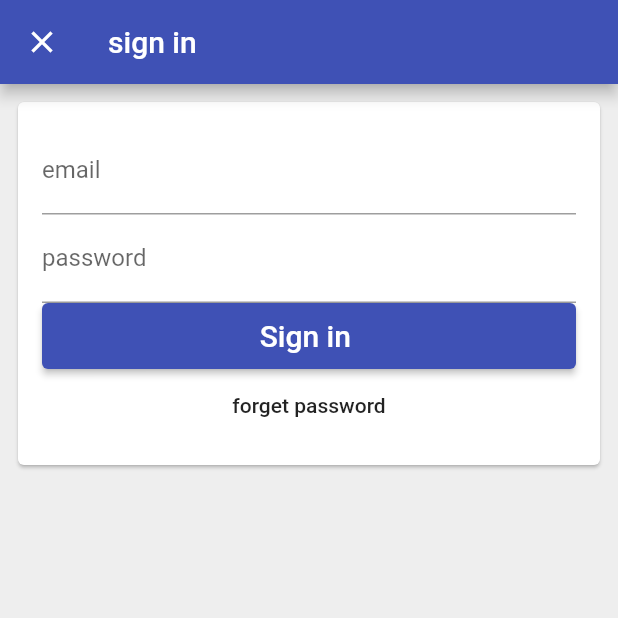
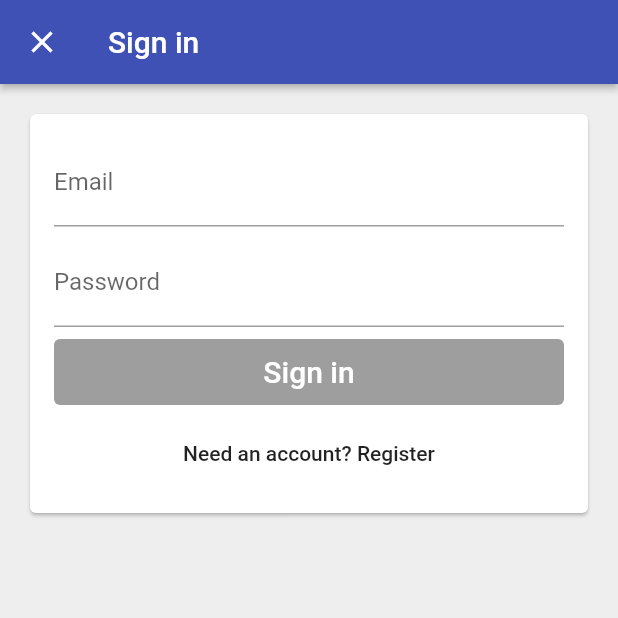
Before and after one commit to asai569/time-tracker-flutter-course, a Flutter app: the screen it shows after launch, after a tap on "Sign in with email", on a phone screen of 412 x 824 dp, the top half of it. Run offline on Flutter 3.47's test engine with Material 2 defaults, Android fonts, the phone set to English and light mode, and no system bars; our stand-ins replace firebase_auth, firebase_core, google_sign_in; accounts and stored records are empty.

Commit message:
214まで

```diff
--- a/lib/app/sign_in/email_sign_in_form.dart
+++ b/lib/app/sign_in/email_sign_in_form.dart
@@ -1,10 +1,12 @@
 import 'package:flutter/material.dart';
 import 'package:my_time_tracker_flutter_course/common_widgets/form_submit_button.dart';
-import 'package:my_time_tracker_flutter_course/survices/auth.dart';
+import 'package:my_time_tracker_flutter_course/services/auth.dart';
+
+import 'validators.dart';
 
 enum EmailSignInFormType { signIn, register }
 
-class EmailSignInForm extends StatefulWidget {
+class EmailSignInForm extends StatefulWidget with EmailAndPasswordValaidators {
   EmailSignInForm({@required this.auth});
   final AuthBase auth;
   @override
@@ -14,12 +16,20 @@ class EmailSignInForm extends StatefulWidget {
 class _EmailSignInFormState extends State<EmailSignInForm> {
   final TextEditingController _emailController = TextEditingController();
   final TextEditingController _passwordController = TextEditingController();
+  final FocusNode _emailFocusNode = FocusNode();
+  final FocusNode _passwordFocusNode = FocusNode();
 
   String get _email => _emailController.text;
   String get _password => _passwordController.text;
   EmailSignInFormType _formType = EmailSignInFormType.signIn;
+  bool _submitted = false;
+  bool _isLoading = false;
 
   void _submit() async {
+    setState(() {
+      _submitted = true;
+      _isLoading = true;
+    });
     try {
       if (_formType == EmailSignInFormType.signIn) {
         await widget.auth.signInWithEmailAndPassword(_email, _password);
@@ -29,15 +39,42 @@ class _EmailSignInFormState extends State<EmailSignInForm> {
       Navigator.of(context).pop();
     } catch (e) {
       print(e.toString());
+      showDialog(
+        context: context,
+        builder: (context) {
+          return AlertDialog(
+            title: Text('sign in failed'),
+            content: Text(e.toString()),
+            actions: [
+              FlatButton(
+                  onPressed: () {
+                    Navigator.of(context).pop();
+                  },
+                  child: Text('ok'))
+            ],
+          );
+        },
+      );
+    } finally {
+      setState(() {
+        _isLoading = false;
+      });
     }
+  }
+
+  void _emailEditingComplete() {
+    final newFocus = widget.emailValidator.isValid(_email)
+        ? _passwordFocusNode
+        : _emailFocusNode;
+    FocusScope.of(context).requestFocus(newFocus);
   }
 
   void _toggleFormType() {
     setState(() {
-      // ignore: unrelated_type_equality_checks
-      _formType = (_formType == EmailSignInFormType.signIn
+      _submitted = false;
+      _formType = _formType == EmailSignInFormType.signIn
           ? EmailSignInFormType.register
-          : EmailSignInFormType.signIn);
+          : EmailSignInFormType.signIn;
     });
     _emailController.clear();
     _passwordController.clear();
@@ -45,42 +82,75 @@ class _EmailSignInFormState extends State<EmailSignInForm> {
 
   List<Widget> _buildChildren() {
     final primaryText = _formType == EmailSignInFormType.signIn
-        ? 'Sign in '
-        : 'create an account';
+        ? 'Sign in'
+        : 'Create an account';
     final secondaryText = _formType == EmailSignInFormType.signIn
-        ? 'need an account? register '
-        : 'have an account? sign in';
+        ? 'Need an account? Register'
+        : 'Have an account? Sign in';
+
+    bool submitEnable = widget.emailValidator.isValid(_email) &&
+        widget.passwordValidator.isValid(_password) &&
+        !_isLoading;
+
     return [
-      TextField(
-        controller: _emailController,
-        decoration: InputDecoration(
-          labelText: 'email',
-          hintText: 'test@test.com',
-        ),
+      _buildEmailTextField(),
+      SizedBox(height: 8.0),
+      _buildpasswordTextField(),
+      SizedBox(height: 8.0),
+      FormSubmitButton(
+        text: primaryText,
+        onPressed: submitEnable ? _submit : null,
       ),
-      TextField(
-        controller: _passwordController,
-        obscureText: true,
-        decoration: InputDecoration(
-          labelText: 'password',
-        ),
+      SizedBox(height: 8.0),
+      FlatButton(
+        child: Text(secondaryText),
+        onPressed: !_isLoading ? _toggleFormType : null,
       ),
-      FormSubmitButton(
-          text: primaryText,
-          onPressed: () {
-            _submit();
-          }),
-      FlatButton(
-        onPressed: _toggleFormType,
-        child: Text('forget password'),
-      )
     ];
+  }
+
+  _buildEmailTextField() {
+    bool showErrorText = _submitted && !widget.emailValidator.isValid(_email);
+    return TextField(
+      controller: _emailController,
+      focusNode: _emailFocusNode,
+      decoration: InputDecoration(
+        labelText: 'Email',
+        hintText: 'test@test.com',
+        errorText: showErrorText ? widget.invalidEmailErrorText : null,
+        enabled: _isLoading == false,
+      ),
+      autocorrect: false,
+      keyboardType: TextInputType.emailAddress,
+      textInputAction: TextInputAction.next,
+      onChanged: (email) => _updateState(),
+      onEditingComplete: _emailEditingComplete,
+    );
+  }
+
+  _buildpasswordTextField() {
+    bool showErrorText =
+        _submitted && !widget.passwordValidator.isValid(_password);
+
+    return TextField(
+      controller: _passwordController,
+      focusNode: _passwordFocusNode,
+      decoration: InputDecoration(
+        labelText: 'Password',
+        errorText: showErrorText ? widget.invalidPasswordErrorText : null,
+        enabled: _isLoading == false,
+      ),
+      obscureText: true,
+      textInputAction: TextInputAction.done,
+      onChanged: (password) => _updateState(),
+      onEditingComplete: _submit,
+    );
   }
 
   @override
   Widget build(BuildContext context) {
     return Padding(
-      padding: EdgeInsets.all(16),
+      padding: const EdgeInsets.all(16.0),
       child: Column(
         crossAxisAlignment: CrossAxisAlignment.stretch,
         mainAxisSize: MainAxisSize.min,
@@ -88,4 +158,9 @@ class _EmailSignInFormState extends State<EmailSignInForm> {
       ),
     );
   }
+
+  void _updateState() {
+    print('email: $_email, password: $_password');
+    setState(() {});
+  }
 }
--- a/lib/app/sign_in/email_sign_in_page.dart
+++ b/lib/app/sign_in/email_sign_in_page.dart
@@ -1,32 +1,26 @@
 import 'package:flutter/material.dart';
-import 'package:my_time_tracker_flutter_course/survices/auth.dart';
+import 'package:my_time_tracker_flutter_course/app/sign_in/email_sign_in_form.dart';
+import 'package:my_time_tracker_flutter_course/services/auth.dart';
 
-import 'email_sign_in_form.dart';
-
-class EmailSignPage extends StatelessWidget {
-  EmailSignPage({@required this.auth});
-
+class EmailSignInPage extends StatelessWidget {
+  EmailSignInPage({@required this.auth});
   final AuthBase auth;
-
   @override
   Widget build(BuildContext context) {
     return Scaffold(
       appBar: AppBar(
-        title: Text('sign in '),
+        title: Text('Sign in'),
+        elevation: 2.0,
       ),
-      body: Padding(
-        padding: const EdgeInsets.all(8.0),
-        child: Card(child: _buildCountent()),
+      body: SingleChildScrollView(
+        child: Padding(
+          padding: const EdgeInsets.all(16.0),
+          child: Card(
+            child: EmailSignInForm(auth: auth),
+          ),
+        ),
       ),
       backgroundColor: Colors.grey[200],
     );
   }
-
-  _buildCountent() {
-    return Container(
-      child: EmailSignInForm(
-        auth: auth,
-      ),
-    );
-  }
 }
--- a/lib/app/sign_in/sign_in_page.dart
+++ b/lib/app/sign_in/sign_in_page.dart
@@ -2,7 +2,7 @@ import 'package:flutter/material.dart';
 import 'package:my_time_tracker_flutter_course/app/sign_in/email_sign_in_page.dart';
 import 'package:my_time_tracker_flutter_course/app/sign_in/sign_in_button.dart';
 import 'package:my_time_tracker_flutter_course/app/sign_in/social_sign_in_button.dart';
-import 'package:my_time_tracker_flutter_course/survices/auth.dart';
+import 'package:my_time_tracker_flutter_course/services/auth.dart';
 
 class SignInPage extends StatelessWidget {
   SignInPage({@required this.auth});
@@ -16,21 +16,19 @@ class SignInPage extends StatelessWidget {
     }
   }
 
-  Future<void> _signInGoogle() async {
+  Future<void> _signInWithGoogle() async {
     try {
-      await auth.signInWitGoogle();
+      await auth.signInWithGoogle();
     } catch (e) {
       print(e.toString());
     }
   }
 
-  void _signInWithEmail(BuildContext context) async {
+  void _signInWithEmail(BuildContext context) {
     Navigator.of(context).push(
-      MaterialPageRoute(
+      MaterialPageRoute<void>(
         fullscreenDialog: true,
-        builder: (context) => EmailSignPage(
-          auth: auth,
-        ),
+        builder: (context) => EmailSignInPage(auth: auth),
       ),
     );
   }
@@ -68,16 +66,9 @@ class SignInPage extends StatelessWidget {
             text: 'Sign in with Google',
             textColor: Colors.black87,
             color: Colors.white,
-            onPressed: _signInGoogle,
+            onPressed: _signInWithGoogle,
           ),
           SizedBox(height: 8.0),
-          SocialSignInButton(
-            assetName: 'images/facebook-logo.png',
-            text: 'Sign in with Facebook',
-            textColor: Colors.white,
-            color: Color(0xFF334D92),
-            onPressed: () {},
-          ),
           SizedBox(height: 8.0),
           SignInButton(
             text: 'Sign in with email',
--- /dev/null
+++ b/lib/app/sign_in/validators.dart
@@ -0,0 +1,17 @@
+abstract class StringValidator {
+  bool isValid(String value);
+}
+
+class NonEmptyStringValidator implements StringValidator {
+  @override
+  bool isValid(String value) {
+    return value.isNotEmpty;
+  }
+}
+
+class EmailAndPasswordValaidators {
+  final StringValidator emailValidator = NonEmptyStringValidator();
+  final StringValidator passwordValidator = NonEmptyStringValidator();
+  final String invalidEmailErrorText = "email can't be empty";
+  final String invalidPasswordErrorText = "password can't be empty";
+}
--- a/lib/common_widgets/form_submit_button.dart
+++ b/lib/common_widgets/form_submit_button.dart
@@ -4,15 +4,15 @@ import 'package:my_time_tracker_flutter_course/common_widgets/custom_raised_butt
 class FormSubmitButton extends CustomRaisedButton {
   FormSubmitButton({
     @required String text,
-    @required VoidCallback onPressed,
+    VoidCallback onPressed,
   }) : super(
           child: Text(
             text,
-            style: TextStyle(color: Colors.white, fontSize: 20),
+            style: TextStyle(color: Colors.white, fontSize: 20.0),
           ),
-          height: 44,
+          height: 44.0,
           color: Colors.indigo,
-          borderRadius: 4,
+          borderRadius: 4.0,
           onPressed: onPressed,
         );
 }
--- a/lib/main.dart
+++ b/lib/main.dart
@@ -1,10 +1,10 @@
 import 'package:flutter/material.dart';
 import 'package:my_time_tracker_flutter_course/app/landing_page.dart';
+import 'package:my_time_tracker_flutter_course/services/auth.dart';
+import 'services/auth.dart';
 import 'package:firebase_core/firebase_core.dart';
 
-import 'survices/auth.dart';
-
-Future<void> main() async {
+void main() async {
   WidgetsFlutterBinding.ensureInitialized();
   await Firebase.initializeApp();
 
```
Also changed, not shown: lib/app/home_page.dart (+11 -5 lines), lib/app/landing_page.dart (+4 -6 lines), lib/common_widgets/platform_widget.dart (added, +17 -0 lines), lib/services/auth.dart (added, +139 -0 lines), lib/survices/auth.dart (deleted, +0 -89 lines).
